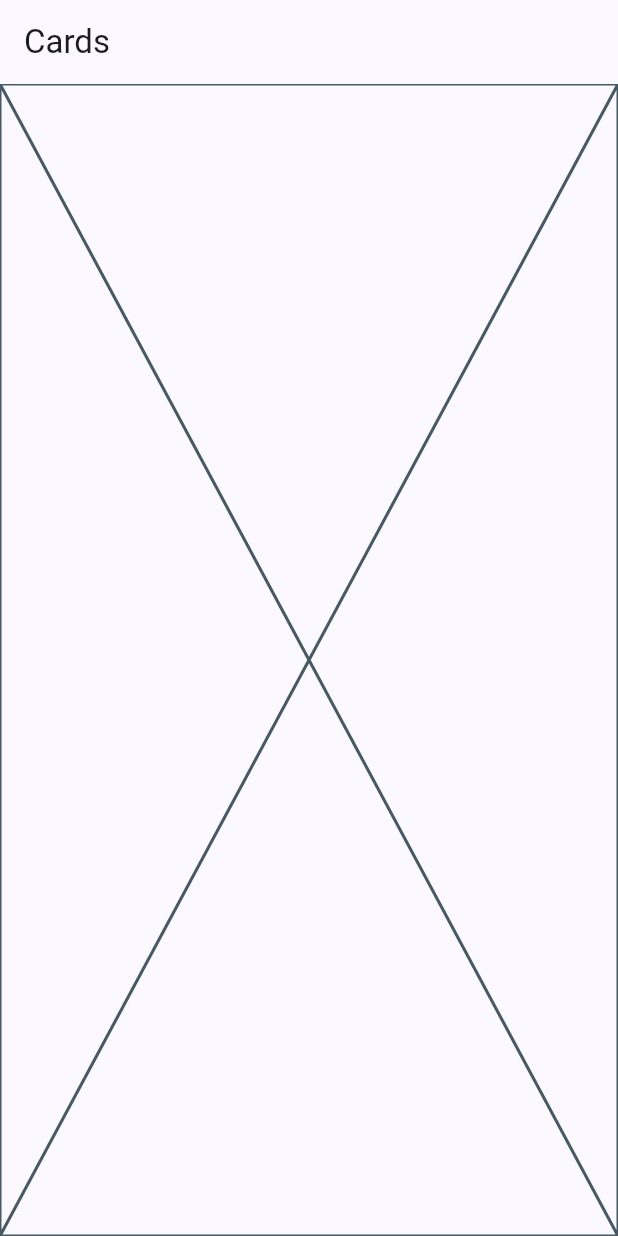
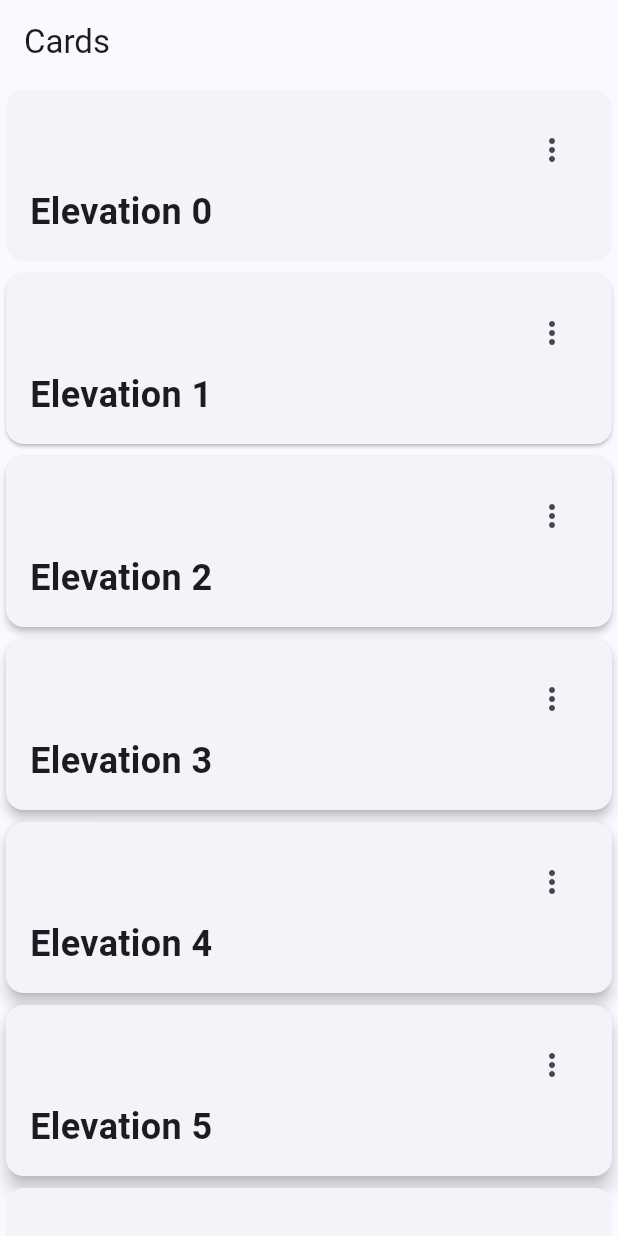
Before and after one commit to Rigel-Developer/basic_widgets, a Flutter app: the CardsScreen screen opened by its route, on a phone screen of 412 x 824 dp. Run offline on Flutter 3.47's test engine with Material 3 defaults, Android fonts, the phone set to English and light mode, and no system bars; our stand-ins replace go_router.

Commit message:
chore: Refactor CardsScreen to use _CardsView for displaying cards

```diff
--- a/lib/presentation/screens/cards/cards_screen.dart
+++ b/lib/presentation/screens/cards/cards_screen.dart
@@ -1,4 +1,13 @@
 import 'package:flutter/material.dart';
+
+const cards = <Map<String, dynamic>>[
+  {"elevation": 0.0, "label": "Elevation 0"},
+  {"elevation": 1.0, "label": "Elevation 1"},
+  {"elevation": 2.0, "label": "Elevation 2"},
+  {"elevation": 3.0, "label": "Elevation 3"},
+  {"elevation": 4.0, "label": "Elevation 4"},
+  {"elevation": 5.0, "label": "Elevation 5"},
+];
 
 class CardsScreen extends StatelessWidget {
   static const String name = 'cards_screen';
@@ -10,7 +19,77 @@ class CardsScreen extends StatelessWidget {
       appBar: AppBar(
         title: const Text('Cards'),
       ),
-      body: const Placeholder(),
+      body: const _CardsView(),
     );
   }
 }
+
+class _CardsView extends StatelessWidget {
+  const _CardsView({
+    super.key,
+  });
+
+  @override
+  Widget build(BuildContext context) {
+    return SingleChildScrollView(
+      child: Column(
+        children: [
+          ...cards.map((card) {
+            return _CardType1(
+              elevation: card['elevation'],
+              label: card['label'],
+            );
+          }),
+          ...cards.map((card) {
+            return _CardType1(
+              elevation: card['elevation'],
+              label: card['label'],
+            );
+          }),
+        ],
+      ),
+    );
+  }
+}
+
+class _CardType1 extends StatelessWidget {
+  const _CardType1({
+    super.key,
+    required this.elevation,
+    required this.label,
+  });
+
+  final double elevation;
+  final String label;
+
+  @override
+  Widget build(BuildContext context) {
+    return Card(
+      elevation: elevation,
+      child: Padding(
+        padding: const EdgeInsets.all(16.0),
+        child: Column(
+          children: [
+            Align(
+              alignment: Alignment.topRight,
+              child: IconButton(
+                icon: const Icon(Icons.more_vert_outlined),
+                onPressed: () {},
+              ),
+            ),
+            Align(
+              alignment: Alignment.bottomLeft,
+              child: Text(
+                label,
+                style: const TextStyle(
+                  fontSize: 24.0,
+                  fontWeight: FontWeight.bold,
+                ),
+              ),
+            ),
+          ],
+        ),
+      ),
+    );
+  }
+}
```
